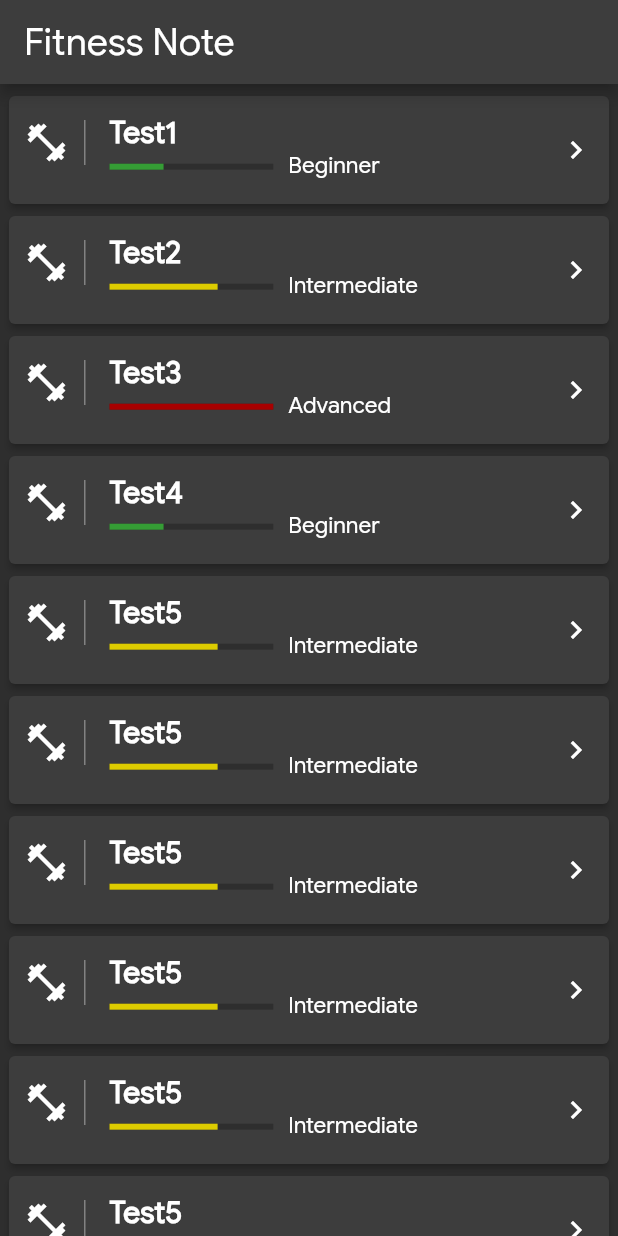
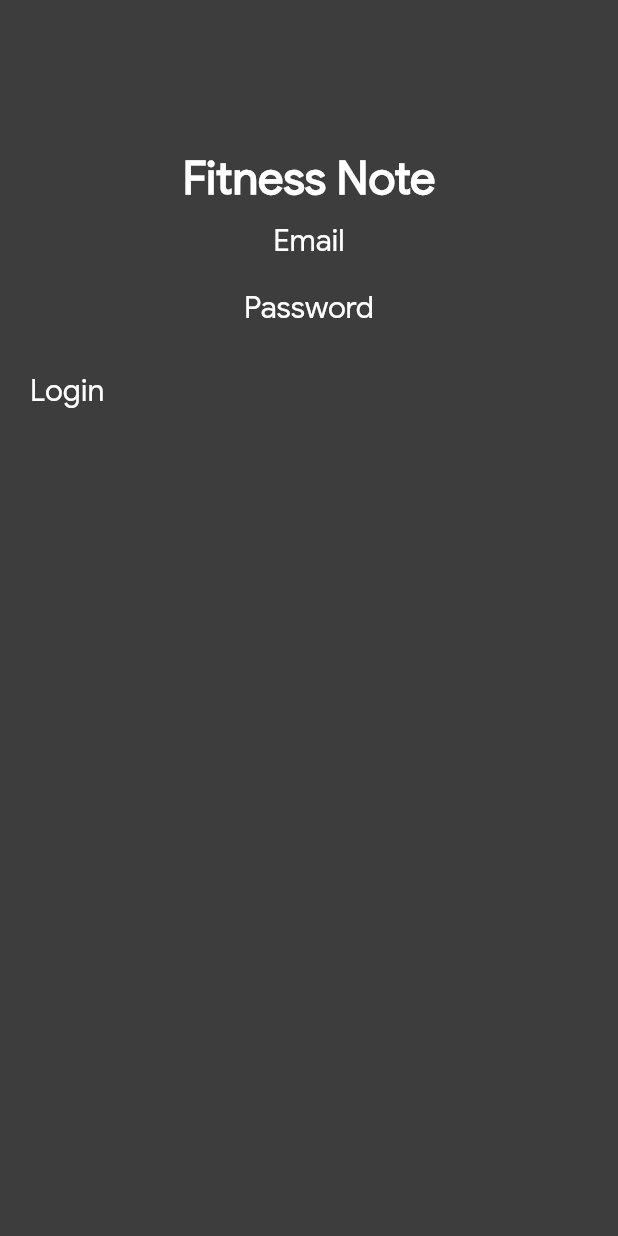
Before and after one commit to xierongchuan/FitnessNote, a Flutter app: the screen it shows after launch, on a phone screen of 412 x 824 dp. Run offline on Flutter 3.47's test engine with Material 2 defaults, Android fonts, the light colour scheme and no system bars; missing offline and left inert: desktop_window.

Commit message:
Initial commit

```diff
--- a/lib/main.dart
+++ b/lib/main.dart
@@ -2,6 +2,7 @@ import 'package:flutter/material.dart';
 import 'package:fitnessnote/gtl.dart';
 
 import 'pages/mainPage.dart';
+import 'pages/authPage.dart';
 
 void main() {
   runApp(MaterialApp(
@@ -11,7 +12,7 @@ void main() {
     ),
     initialRoute: '/', // Выбор главной странички.
     routes: {
-      '/': (context) => MainPage()
+      '/': (context) => AuthPage()
     },
   ));
 }
--- /dev/null
+++ b/lib/pages/authPage.dart
@@ -0,0 +1,63 @@
+import 'package:fitnessnote/gtl.dart';
+
+import 'package:flutter/material.dart';
+
+class AuthPage extends StatefulWidget {
+  const AuthPage({Key? key}) : super(key: key);
+
+  @override
+  _AuthPageState createState() => _AuthPageState();
+}
+
+class _AuthPageState extends State<AuthPage> {
+  @override
+  Widget build(BuildContext context) {
+
+    Widget _logo() {
+      return Padding(
+        padding: EdgeInsets.only(top: 100),
+        child: Container(
+          child: Align(
+            child: mText30('Fitness Note', fontWeight: FontWeight.bold),
+          ),
+        ),
+      );
+    }
+
+    Widget _form(String label, void func()) {
+      return Container(
+        child: Column(
+          children: <Widget>[
+            Padding(
+              padding: EdgeInsets.only(bottom: 20, top: 10,),
+              child: mText20('Email'),
+            ),
+            Padding(
+              padding: EdgeInsets.only(bottom: 20),
+              child: mText20('Password'),
+            ),
+            SizedBox(height: 10,),
+            Padding(
+              padding: EdgeInsets.only(right: 20, left: 20,),
+              child: Container(
+                height: 50,
+                width: MediaQuery.of(context).size.width,
+                child: mText20(label),
+              ),
+            ),
+          ],
+        ),
+      );
+    }
+
+    return Scaffold(
+      backgroundColor: mGrey,
+      body: Column(
+        children: <Widget>[
+          _logo(),
+          _form('Login', (){}),
+        ],
+      ),
+    );
+  }
+}
--- a/lib/pages/mainPage.dart
+++ b/lib/pages/mainPage.dart
@@ -4,7 +4,7 @@ import 'package:flutter/material.dart';
 import 'package:desktop_window/desktop_window.dart';
 import 'package:fitnessnote/gtl.dart';
 
-import 'package:fitnessnote/pages/pageExtensions/workoutsExtension.dart';
+import 'subPage/workoutsSubPage.dart';
 
 class MainPage extends StatefulWidget {
   const MainPage({ Key? key }) : super(key: key);
@@ -46,7 +46,7 @@ class _MainPageState extends State<MainPage> {
           )
         ),
 
-        body: WorkoutsExtension(),
+        body: WorkoutsSubPage(),
 
       )
     );
--- a/lib/pages/pageExtensions/workoutsExtension.dart
+++ b/lib/pages/subPage/workoutsSubPage.dart
@@ -3,14 +3,14 @@ import 'package:fitnessnote/gtl.dart';
 
 import 'package:fitnessnote/workout.dart';
 
-class WorkoutsExtension extends StatefulWidget {
-  const WorkoutsExtension({Key? key}) : super(key: key);
+class WorkoutsSubPage extends StatefulWidget {
+  const WorkoutsSubPage({Key? key}) : super(key: key);
 
   @override
-  _WorkoutsExtensionState createState() => _WorkoutsExtensionState();
+  _WorkoutsSubPageState createState() => _WorkoutsSubPageState();
 }
 
-class _WorkoutsExtensionState extends State<WorkoutsExtension> {
+class _WorkoutsSubPageState extends State<WorkoutsSubPage> {
   final workouts = <Workout>[
     Workout(
         title: 'Test1',
@@ -91,6 +91,47 @@ class _WorkoutsExtensionState extends State<WorkoutsExtension> {
 
   @override
   Widget build(BuildContext context) {
+
+    Widget _subTitle(BuildContext context, Workout workout) {
+      var color = mLightGrey;
+      double indicatorLevel = 0;
+
+      switch (workout.level) {
+        case 'Beginner':
+          color = mGreen;
+          indicatorLevel = 0.33;
+          break;
+        case 'Intermediate':
+          color = mYellow;
+          indicatorLevel = 0.66;
+          break;
+        case 'Advanced':
+          color = mRed;
+          indicatorLevel = 1.0;
+          break;
+      }
+
+      return Row(
+        children: <Widget>[
+          Expanded(
+            flex: 2,
+            child: LinearProgressIndicator(
+              backgroundColor: mDarkGrey,
+              value: indicatorLevel,
+              valueColor: AlwaysStoppedAnimation(color),
+            ),
+          ),
+          SizedBox(
+            width: 10,
+          ),
+          Expanded(
+            flex: 3,
+            child: mText15(workout.level),
+          ),
+        ],
+      );
+    }
+
     return Container(
       child: Container(
         // padding: EdgeInsets.fromLTRB(0, 4, 0, 0),
@@ -116,7 +157,7 @@ class _WorkoutsExtensionState extends State<WorkoutsExtension> {
                   ),
                   title: mText20(workouts[i].title, fontWeight: FontWeight.bold),
                   trailing: mIcon(Icons.keyboard_arrow_right),
-                  subtitle: subTitle(context, workouts[i]),
+                  subtitle: _subTitle(context, workouts[i]),
                 ),
               ),
             );
@@ -126,43 +167,3 @@ class _WorkoutsExtensionState extends State<WorkoutsExtension> {
     );
   }
 }
-
-Widget subTitle(BuildContext context, Workout workout) {
-  var color = mLightGrey;
-  double indicatorLevel = 0;
-
-  switch (workout.level) {
-    case 'Beginner':
-      color = mGreen;
-      indicatorLevel = 0.33;
-      break;
-    case 'Intermediate':
-      color = mYellow;
-      indicatorLevel = 0.66;
-      break;
-    case 'Advanced':
-      color = mRed;
-      indicatorLevel = 1.0;
-      break;
-  }
-
-  return Row(
-    children: <Widget>[
-      Expanded(
-        flex: 2,
-        child: LinearProgressIndicator(
-          backgroundColor: mDarkGrey,
-          value: indicatorLevel,
-          valueColor: AlwaysStoppedAnimation(color),
-        ),
-      ),
-      SizedBox(
-        width: 10,
-      ),
-      Expanded(
-        flex: 3,
-        child: mText15(workout.level),
-      ),
-    ],
-  );
-}
```
